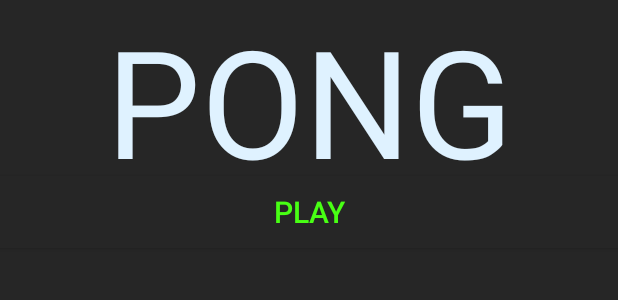
After one commit to knpFletcher/pownallkarenaca, an Android app: the layout dialog_home.xml on its own in the app's theme, with its tools: preview values and no code run, on a phone screen of 412 x 824 dp. The commit adds this screen. Shown: the top 300 px of the screen. Run offline under Robolectric (Android 15) with nearby library versions, the phone set to English and light mode, and no system bars.

Commit message:
Pong: changed colors, Home Screen Dialog works (change to intent)

```diff
--- a/Pong/app/src/main/AndroidManifest.xml
+++ b/Pong/app/src/main/AndroidManifest.xml
@@ -7,10 +7,10 @@
         android:icon="@mipmap/ic_launcher"
         android:label="@string/app_name"
         android:supportsRtl="true"
-        android:theme="@style/AppTheme">
+        android:theme="@style/AppTheme"
+        android:screenOrientation="landscape">
         <activity android:name=".MainActivity"
-                  android:theme="@android:style/Theme.NoTitleBar.Fullscreen"
-                  android:screenOrientation="landscape">
+                  android:theme="@android:style/Theme.NoTitleBar.Fullscreen">
             <intent-filter>
                 <action android:name="android.intent.action.MAIN"/>
 
--- a/Pong/app/src/main/java/com/karenpownall/android/aca/pong/Ball.java
+++ b/Pong/app/src/main/java/com/karenpownall/android/aca/pong/Ball.java
@@ -33,7 +33,7 @@ public class Ball {
         return mRect;
     }
 
-    //change positin each frame
+    //change position each frame
     public void update(long fps){
         mRect.left = mRect.left + (mXVelocity / fps);
         mRect.top = mRect.top + (mYVelocity / fps);
--- /dev/null
+++ b/Pong/app/src/main/java/com/karenpownall/android/aca/pong/Loser.java
@@ -0,0 +1,4 @@
+package com.karenpownall.android.aca.pong;
+
+public class Loser {
+}
--- a/Pong/app/src/main/java/com/karenpownall/android/aca/pong/MainActivity.java
+++ b/Pong/app/src/main/java/com/karenpownall/android/aca/pong/MainActivity.java
@@ -11,7 +11,7 @@ public class MainActivity extends Activity {
     // It will also hold the logic of the game
     // and respond to screen touches as well
     GameView gameView;
-
+    DialogHome mDialogHome;
 
     @Override
     protected void onCreate(Bundle savedInstanceState) {
@@ -28,6 +28,8 @@ public class MainActivity extends Activity {
         gameView = new GameView(this, size.x, size.y);
         setContentView(gameView);
 
+        mDialogHome = new DialogHome();
+        mDialogHome.show(getFragmentManager(),"");
     } //end onCreate
 
     // This method executes when the player starts the game
--- /dev/null
+++ b/Pong/app/src/main/res/layout/dialog_home.xml
@@ -0,0 +1,29 @@
+<?xml version="1.0" encoding="utf-8"?>
+<LinearLayout xmlns:android="http://schemas.android.com/apk/res/android"
+              xmlns:tools="http://schemas.android.com/tools"
+              android:orientation="vertical"
+              android:layout_width="match_parent"
+              android:layout_height="match_parent"
+              android:id="@+id/dialogHome"
+              android:background="@color/background">
+
+    <TextView
+        android:layout_width="match_parent"
+        android:layout_height="117dp"
+        android:id="@+id/titleText"
+        android:text="@string/title"
+        android:textSize="100sp"
+        android:textAlignment="center"
+        android:background="@color/background"
+        android:textColor="@color/ball_title"/>
+
+    <Button
+        android:text="@string/play_button"
+        android:layout_height="wrap_content"
+        android:layout_gravity="center_horizontal"
+        android:layout_width="match_parent"
+        android:background="@color/background"
+        android:textColor="@color/paddle_text"
+        android:textSize="20sp"
+        android:id="@+id/btnPlay"/>
+</LinearLayout>
--- a/Pong/app/src/main/res/values/colors.xml
+++ b/Pong/app/src/main/res/values/colors.xml
@@ -1,6 +1,6 @@
 <?xml version="1.0" encoding="utf-8"?>
 <resources>
-    <color name="colorPrimary">#3F51B5</color>
-    <color name="colorPrimaryDark">#303F9F</color>
-    <color name="colorAccent">#FF4081</color>
+    <color name="paddle_text">#48FF14</color>
+    <color name="background">#262626</color>
+    <color name="ball_title">#DFF2FF</color>
 </resources>
--- a/Pong/app/src/main/res/values/strings.xml
+++ b/Pong/app/src/main/res/values/strings.xml
@@ -1,3 +1,5 @@
 <resources>
     <string name="app_name">Pong</string>
+    <string name="title">PONG</string>
+    <string name="play_button">Play</string>
 </resources>
--- a/Pong/app/src/main/res/values/styles.xml
+++ b/Pong/app/src/main/res/values/styles.xml
@@ -3,9 +3,9 @@
     <!-- Base application theme. -->
     <style name="AppTheme" parent="Theme.AppCompat.Light.DarkActionBar">
         <!-- Customize your theme here. -->
-        <item name="colorPrimary">@color/colorPrimary</item>
-        <item name="colorPrimaryDark">@color/colorPrimaryDark</item>
-        <item name="colorAccent">@color/colorAccent</item>
+        <item name="colorPrimary">@color/paddle_text</item>
+        <item name="colorPrimaryDark">@color/background</item>
+        <item name="colorAccent">@color/ball_title</item>
     </style>
 
 </resources>
```
Also changed, not shown: Pong/app/src/main/java/com/karenpownall/android/aca/pong/DialogHome.java (added, +42 -0 lines), Pong/app/src/main/java/com/karenpownall/android/aca/pong/GameView.java (+11 -4 lines).
